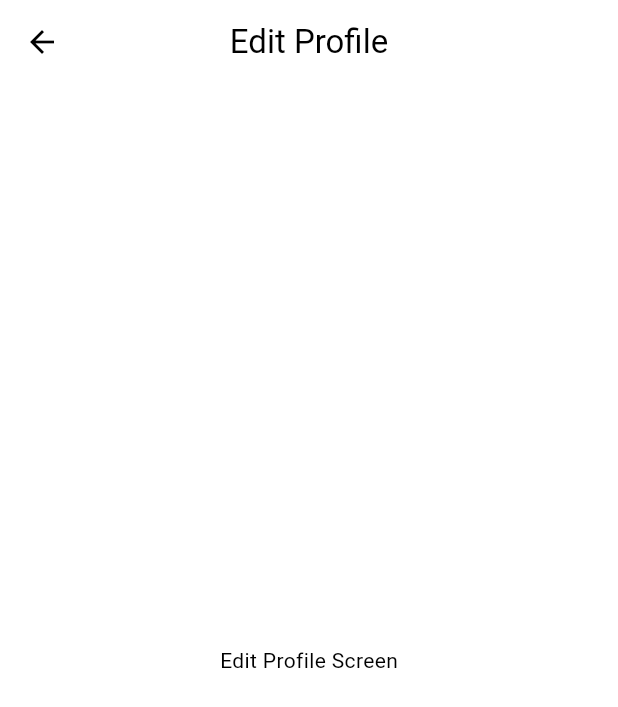
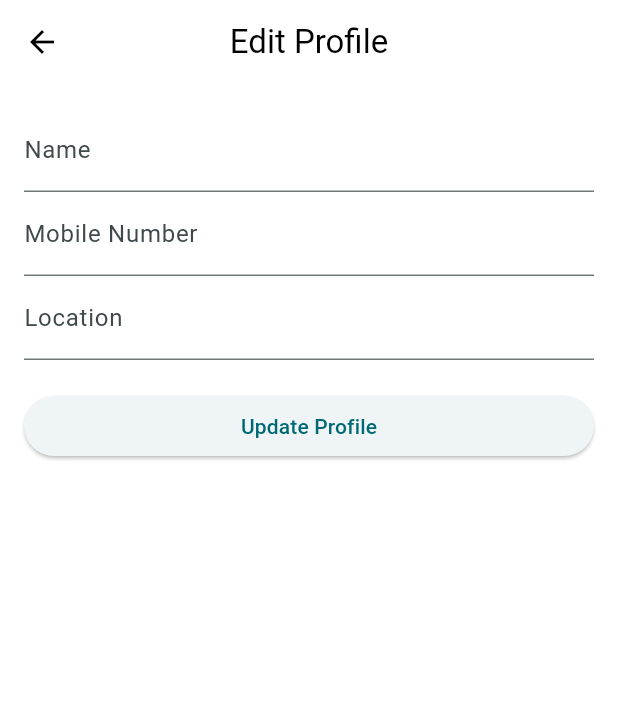
Before and after one commit to mrmuslih-matmsh/Exploreo, a Flutter app: the EditProfileScreen screen opened directly, on a phone screen of 412 x 824 dp. Shown: the top 707 px of the screen. Run offline on Flutter 3.47's test engine with Material 3 defaults, Android fonts, the phone set to English and light mode, and no system bars; our stand-ins replace cloud_firestore, firebase_core, flutter_gemini, flutter_rating_bar, image_picker, shared_preferences and 1 more; accounts and stored records are empty.

Commit message:
update edit profile

```diff
--- a/lib/Screens/edit_profile_screen.dart
+++ b/lib/Screens/edit_profile_screen.dart
@@ -1,12 +1,75 @@
+import 'package:cloud_firestore/cloud_firestore.dart';
 import 'package:flutter/material.dart';
+import 'package:shared_preferences/shared_preferences.dart';
 
-class EditProfileScreen extends StatelessWidget {
+class EditProfileScreen extends StatefulWidget {
   const EditProfileScreen({super.key});
+
+  @override
+  _EditProfileScreenState createState() => _EditProfileScreenState();
+}
+
+class _EditProfileScreenState extends State<EditProfileScreen> {
+  final _formKey = GlobalKey<FormState>();
+  final _nameController = TextEditingController();
+  final _mobileController = TextEditingController();
+  final _locationController = TextEditingController();
+  String? _email; // To store the unique email identifier
+
+  @override
+  void initState() {
+    super.initState();
+    _loadProfileData();
+  }
+
+  Future<void> _loadProfileData() async {
+    final prefs = await SharedPreferences.getInstance();
+    setState(() {
+      _email = prefs.getString('email'); // Fetch the email
+      _nameController.text = prefs.getString('name') ?? '';
+      _mobileController.text = prefs.getString('mobile') ?? '';
+      _locationController.text = prefs.getString('location') ?? '';
+    });
+  }
+
+  Future<void> _updateProfile() async {
+    if (_formKey.currentState!.validate()) {
+      final prefs = await SharedPreferences.getInstance();
+
+      // Update SharedPreferences
+      await prefs.setString('name', _nameController.text);
+      await prefs.setString('mobile', _mobileController.text);
+      await prefs.setString('location', _locationController.text);
+
+      // Update Firestore if email is available
+      if (_email != null && _email!.isNotEmpty) {
+        final userDoc =
+            FirebaseFirestore.instance.collection('users').doc(_email);
+        await userDoc.set({
+          'name': _nameController.text,
+          'mobile': _mobileController.text,
+          'location': _locationController.text,
+        }, SetOptions(merge: true));
+      }
+
+      ScaffoldMessenger.of(context).showSnackBar(
+        const SnackBar(content: Text('Profile updated successfully')),
+      );
+    }
+  }
+
+  @override
+  void dispose() {
+    _nameController.dispose();
+    _mobileController.dispose();
+    _locationController.dispose();
+    super.dispose();
+  }
 
   @override
   Widget build(BuildContext context) {
     return Scaffold(
-      backgroundColor: Colors.white, // Background set to white
+      backgroundColor: Colors.white,
       appBar: AppBar(
         title:
             const Text('Edit Profile', style: TextStyle(color: Colors.black)),
@@ -15,10 +78,49 @@ class EditProfileScreen extends StatelessWidget {
         elevation: 0,
         iconTheme: const IconThemeData(color: Colors.black),
       ),
-      body: const Center(
-        child: Text(
-          'Edit Profile Screen',
-          style: TextStyle(color: Colors.black),
+      body: Padding(
+        padding: const EdgeInsets.all(16.0),
+        child: Form(
+          key: _formKey,
+          child: ListView(
+            children: [
+              TextFormField(
+                controller: _nameController,
+                decoration: const InputDecoration(labelText: 'Name'),
+                validator: (value) {
+                  if (value == null || value.isEmpty) {
+                    return 'Please enter your name';
+                  }
+                  return null;
+                },
+              ),
+              TextFormField(
+                controller: _mobileController,
+                decoration: const InputDecoration(labelText: 'Mobile Number'),
+                validator: (value) {
+                  if (value == null || value.isEmpty) {
+                    return 'Please enter your mobile number';
+                  }
+                  return null;
+                },
+              ),
+              TextFormField(
+                controller: _locationController,
+                decoration: const InputDecoration(labelText: 'Location'),
+                validator: (value) {
+                  if (value == null || value.isEmpty) {
+                    return 'Please enter your location';
+                  }
+                  return null;
+                },
+              ),
+              const SizedBox(height: 20),
+              ElevatedButton(
+                onPressed: _updateProfile,
+                child: const Text('Update Profile'),
+              ),
+            ],
+          ),
         ),
       ),
     );
```
